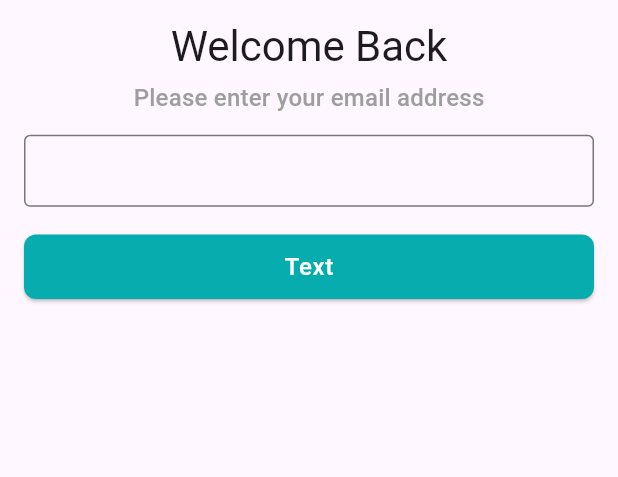
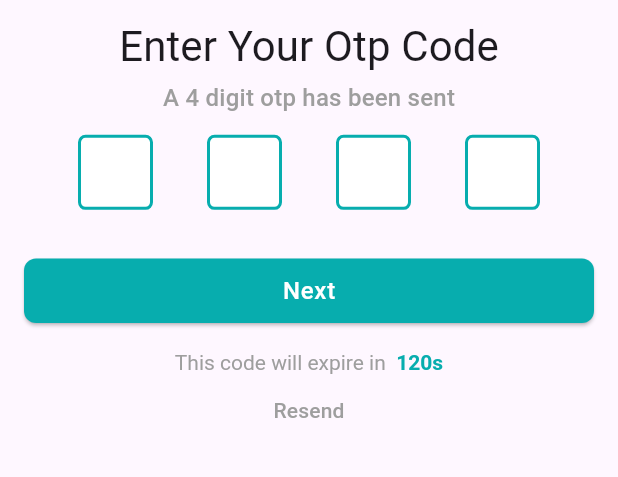
Before and after one commit to howlader97/CraftyBay_Ecommerce_App, a Flutter app: the screen it shows after launch, after a tap on "Text", on a phone screen of 412 x 824 dp, the part 302-779 px from its top. Run offline on Flutter 3.47's test engine with Material 3 defaults, Android fonts, the phone set to English and light mode, and no system bars; drawn by our look-alikes of pin_code_fields; our stand-ins replace flutter_svg, get.

Commit message:
complete screen ui added

```diff
--- a/lib/application/app.dart
+++ b/lib/application/app.dart
@@ -1,5 +1,5 @@
 import 'package:craftybay_ecommerce_app/presentation/ui/screens/splash_screen.dart';
-import 'package:craftybay_ecommerce_app/presentation/ui/utility/app_colors.dart';
+import 'package:craftybay_ecommerce_app/presentation/ui/utility/theme_data.dart';
 import 'package:flutter/material.dart';
 import 'package:get/get.dart';
 
@@ -10,38 +10,7 @@ class CraftyBay extends StatelessWidget {
   Widget build(BuildContext context) {
     return GetMaterialApp(
       home: SplashScreen(),
-      theme: ThemeData(
-       /* primarySwatch: MaterialColor(
-          AppColors.primaryColor.value,
-          AppColors().color,
-        ),*/
-        inputDecorationTheme: InputDecorationTheme(
-          contentPadding: EdgeInsets.symmetric(
-            horizontal: 16,
-            vertical: 0,
-          ),
-          border: OutlineInputBorder(
-            borderSide: BorderSide(color:Colors.grey),
-          ),
-        focusedBorder:OutlineInputBorder(
-          borderSide: BorderSide(color: Color(0xFF07ADAE)),
-        ),
-        ),
-        elevatedButtonTheme: ElevatedButtonThemeData(
-          style: ElevatedButton.styleFrom(
-            backgroundColor: Color(0xFF07ADAE),
-            padding: EdgeInsets.symmetric(vertical: 12),
-            textStyle: TextStyle(
-              fontSize: 16,
-              letterSpacing: 0.5,
-              fontWeight: FontWeight.w500,
-            ),
-            shape: RoundedRectangleBorder(
-              borderRadius: BorderRadius.circular(8),
-            ),
-          ),
-        ),
-      ),
+      theme: themeData()
     );
   }
 }
--- a/lib/presentation/ui/screens/auth/email_verification_screen.dart
+++ b/lib/presentation/ui/screens/auth/email_verification_screen.dart
@@ -1,6 +1,8 @@
+import 'package:craftybay_ecommerce_app/presentation/ui/screens/auth/otp_verification_screen.dart';
 import 'package:craftybay_ecommerce_app/presentation/ui/utility/image_assets.dart';
 import 'package:flutter/material.dart';
 import 'package:flutter_svg/flutter_svg.dart';
+import 'package:get/get.dart';
 
 class EmailVerificationScreen extends StatelessWidget {
   const EmailVerificationScreen({super.key});
@@ -30,13 +32,21 @@ class EmailVerificationScreen extends StatelessWidget {
                 ).textTheme.titleMedium?.copyWith(color: Colors.grey),
               ),
               const SizedBox(height: 12),
-              TextFormField(),
-              const SizedBox(height: 16,),
+              TextFormField(
+                decoration: InputDecoration(
+                  hintText: "Email"
+                ),
+              ),
+              const SizedBox(height: 16),
               SizedBox(
                 width: double.infinity,
-                child: ElevatedButton(onPressed: (){},
-                    child: Text("Text",style: TextStyle(color: Colors.white),)),
-              )
+                child: ElevatedButton(
+                  onPressed: () {
+                    Get.to(OtpVerificationScreen());
+                  },
+                  child: Text("Text", style: TextStyle(color: Colors.white)),
+                ),
+              ),
             ],
           ),
         ),
--- /dev/null
+++ b/lib/presentation/ui/screens/auth/otp_verification_screen.dart
@@ -0,0 +1,105 @@
+import 'package:craftybay_ecommerce_app/presentation/ui/screens/auth/complete_profile_screen.dart';
+import 'package:craftybay_ecommerce_app/presentation/ui/utility/app_colors.dart';
+import 'package:flutter/material.dart';
+import 'package:flutter_svg/flutter_svg.dart';
+import 'package:get/get.dart';
+import 'package:pin_code_fields/pin_code_fields.dart';
+import '../../utility/image_assets.dart';
+
+class OtpVerificationScreen extends StatelessWidget {
+  const OtpVerificationScreen({super.key});
+  @override
+  Widget build(BuildContext context) {
+    return Scaffold(
+      body: SafeArea(
+        child: SingleChildScrollView(
+          child: Padding(
+            padding: const EdgeInsets.all(16),
+            child: Column(
+              children: [
+                const SizedBox(height: 80),
+                Center(child: SvgPicture.asset(ImageAssets.baseUrl, width: 100)),
+                const SizedBox(height: 14),
+                Text(
+                  "Enter Your Otp Code",
+                  style: Theme.of(context).textTheme.titleLarge?.copyWith(
+                    fontSize: 28,
+                    letterSpacing: 0.1,
+                  ),
+                ),
+                const SizedBox(height: 4),
+                Text(
+                  "A 4 digit otp has been sent",
+                  style: Theme.of(
+                    context,
+                  ).textTheme.titleMedium?.copyWith(color: Colors.grey),
+                ),
+                const SizedBox(height: 12),
+                PinCodeTextField(
+                  length: 4,
+                  obscureText: false,
+                  animationType: AnimationType.fade,
+                  keyboardType: TextInputType.number,
+                  mainAxisAlignment: MainAxisAlignment.spaceEvenly,
+                  pinTheme: PinTheme(
+                    shape: PinCodeFieldShape.box,
+                    borderRadius: BorderRadius.circular(5),
+                    fieldHeight: 50,
+                    fieldWidth: 50,
+                    activeFillColor: Colors.white,
+                    inactiveFillColor: Colors.white,
+                    selectedFillColor: Colors.white,
+                    activeColor: AppColors.primaryColor,
+                    inactiveColor: AppColors.primaryColor,
+                    selectedColor: Colors.green,
+                  ),
+                  animationDuration: Duration(milliseconds: 300),
+                  enableActiveFill: true,
+                  onCompleted: (v) {
+                    print("Completed");
+                  },
+                  onChanged: (value) {
+                  },
+                  beforeTextPaste: (text) {
+                    return true;
+                  }, appContext: context,
+
+                ),
+
+                const SizedBox(height: 14),
+                SizedBox(
+                  width:MediaQuery.of(context).size.width,
+                  child: ElevatedButton(
+                    onPressed: () {
+                      Get.to(CompleteProfileScreen());
+                    },
+                    child: Text("Next", style: TextStyle(color: Colors.white)),
+                  ),
+                ),
+                const SizedBox(height: 16),
+                RichText(
+                  text: TextSpan(
+                    children: const <TextSpan>[
+                      TextSpan(
+                        text: 'This code will expire in ',
+                        style: TextStyle(color: Colors.grey),
+                      ),
+                      TextSpan(
+                        text: ' 120s',
+                        style: TextStyle(
+                          color: AppColors.primaryColor,
+                          fontWeight: FontWeight.bold,
+                        ),
+                      ),
+                    ],
+                  ),
+                ),
+                TextButton(onPressed: (){}, child: Text("Resend",style:TextStyle(color: Colors.grey)))
+              ],
+            ),
+          ),
+        ),
+      ),
+    );
+  }
+}
--- /dev/null
+++ b/lib/presentation/ui/utility/theme_data.dart
@@ -0,0 +1,37 @@
+import 'package:flutter/material.dart';
+
+ThemeData themeData() {
+  return ThemeData(
+    /* primarySwatch: MaterialColor(
+          AppColors.primaryColor.value,
+          AppColors().color,
+        ),*/
+    inputDecorationTheme: InputDecorationTheme(
+      contentPadding: EdgeInsets.symmetric(
+        horizontal: 16,
+        vertical: 0,
+      ),
+      border: OutlineInputBorder(
+        borderSide: BorderSide(color: Colors.grey),
+      ),
+      focusedBorder: OutlineInputBorder(
+        borderSide: BorderSide(color: Color(0xFF07ADAE)),
+      ),
+    ),
+    elevatedButtonTheme: ElevatedButtonThemeData(
+      style: ElevatedButton.styleFrom(
+        backgroundColor: Color(0xFF07ADAE),
+        padding: EdgeInsets.symmetric(vertical: 12),
+        textStyle: TextStyle(
+          fontSize: 16,
+          letterSpacing: 0.5,
+          fontWeight: FontWeight.w500,
+        ),
+        shape: RoundedRectangleBorder(
+          borderRadius: BorderRadius.circular(8),
+        ),
+      ),
+    ),
+  );
+
+}
--- a/pubspec.yaml
+++ b/pubspec.yaml
@@ -35,6 +35,7 @@ dependencies:
   cupertino_icons: ^1.0.8
   flutter_svg: ^2.2.0
   get: ^4.7.2
+  pin_code_fields: ^8.0.1
 
 dev_dependencies:
   flutter_test:
```
Also changed, not shown: lib/presentation/ui/screens/auth/complete_profile_screen.dart (added, +83 -0 lines), pubspec.lock.
